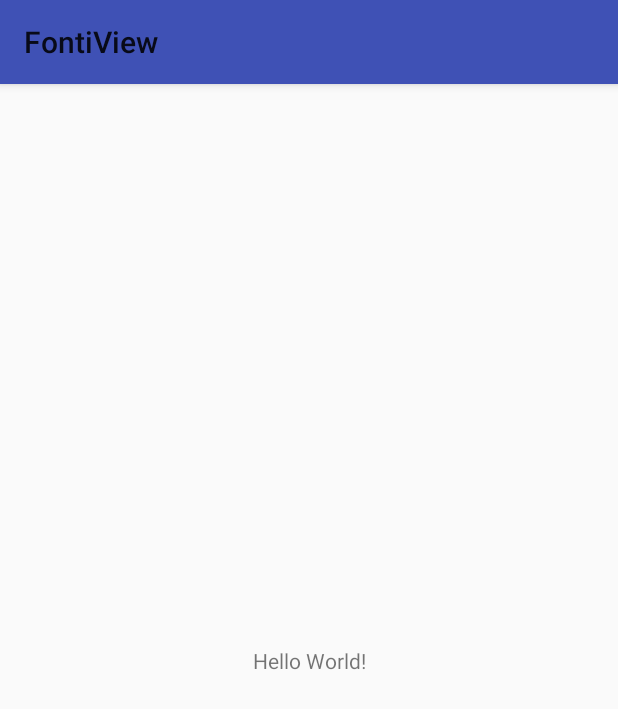
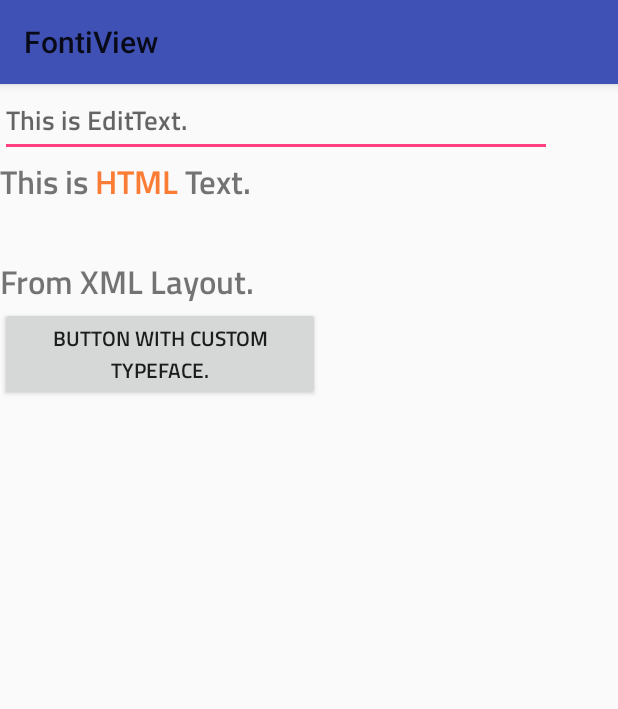
Before and after one commit to amandeepcodes/FontiView, an Android app: the screen it shows after launch (MainActivity), on a phone screen of 412 x 824 dp. Shown: the top 709 px of the screen. Run offline under Robolectric (Android 15) with nearby library versions, the phone set to English and light mode, and no system bars.

Commit message:
add font file.

```diff
--- a/app/build.gradle
+++ b/app/build.gradle
@@ -12,6 +12,7 @@ android {
         testInstrumentationRunner "android.support.test.runner.AndroidJUnitRunner"
     }
     buildTypes {
+
         release {
             minifyEnabled false
             proguardFiles getDefaultProguardFile('proguard-android.txt'), 'proguard-rules.pro'
@@ -20,11 +21,12 @@ android {
 }
 
 dependencies {
-    compile fileTree(dir: 'libs', include: ['*.jar'])
+    compile fileTree(include: ['*.jar'], dir: 'libs')
     androidTestCompile('com.android.support.test.espresso:espresso-core:2.2.2', {
         exclude group: 'com.android.support', module: 'support-annotations'
     })
     compile 'com.android.support:appcompat-v7:25.3.1'
     compile 'com.android.support.constraint:constraint-layout:1.0.2'
     testCompile 'junit:junit:4.12'
+    compile project(':fontiview')
 }
--- a/app/src/main/res/layout/activity_main.xml
+++ b/app/src/main/res/layout/activity_main.xml
@@ -1,18 +1,38 @@
 <?xml version="1.0" encoding="utf-8"?>
-<android.support.constraint.ConstraintLayout xmlns:android="http://schemas.android.com/apk/res/android"
+<LinearLayout xmlns:android="http://schemas.android.com/apk/res/android"
     xmlns:app="http://schemas.android.com/apk/res-auto"
     xmlns:tools="http://schemas.android.com/tools"
     android:layout_width="match_parent"
     android:layout_height="match_parent"
+    android:orientation="vertical"
     tools:context="com.ammyaman.fontiview.MainActivity">
 
-    <TextView
+    <com.aman.fontilib.FontiEditText
+        android:layout_width="368dp"
+        android:layout_height="wrap_content"
+        android:hint="This is EditText."
+        app:font="titi.ttf"
+        tools:layout_editor_absoluteX="8dp"
+        tools:layout_editor_absoluteY="60dp" />
+
+
+    <com.aman.fontilib.FontiTextView
+        android:layout_width="368dp"
+        android:layout_height="wrap_content"
+        android:text="@string/html_text"
+        android:textSize="22sp"
+        app:font="titi.ttf"
+        app:html="true"
+        tools:layout_editor_absoluteX="8dp"
+        tools:layout_editor_absoluteY="231dp">
+
+    </com.aman.fontilib.FontiTextView>
+
+    <com.aman.fontilib.FontiButton
         android:layout_width="wrap_content"
         android:layout_height="wrap_content"
-        android:text="Hello World!"
-        app:layout_constraintBottom_toBottomOf="parent"
-        app:layout_constraintLeft_toLeftOf="parent"
-        app:layout_constraintRight_toRightOf="parent"
-        app:layout_constraintTop_toTopOf="parent" />
+        android:ems="10"
+        android:text="Button with Custom Typeface."
+        app:font="titi.ttf" />
 
-</android.support.constraint.ConstraintLayout>
+</LinearLayout>
--- a/app/src/main/res/values/strings.xml
+++ b/app/src/main/res/values/strings.xml
@@ -1,3 +1,4 @@
 <resources>
     <string name="app_name">FontiView</string>
+    <string name="html_text"><![CDATA[This is <font color=#FA7C35>HTML </font> Text. <br><br> From XML Layout.]]> </string>
 </resources>
--- a/fontiview/src/main/java/com/aman/fontilib/FontiEditText.java
+++ b/fontiview/src/main/java/com/aman/fontilib/FontiEditText.java
@@ -51,9 +51,15 @@ public class FontiEditText extends AppCompatEditText {
     }
 
     private void init(Context context) {
-        if (mFont != null) {
-            Typeface tf = Typeface.createFromAsset(context.getAssets(), "fonts/" + mFont);
-            setTypeface(tf);
+        try {
+
+            if (mFont != null) {
+                Typeface tf = Typeface.createFromAsset(context.getAssets(), "fonts/" + mFont);
+                setTypeface(tf);
+
+            }
+        } catch (Exception e) {
+            e.printStackTrace();
         }
     }
 
```
Also changed, not shown: app/src/main/assets/fonts/titi.ttf (added).
